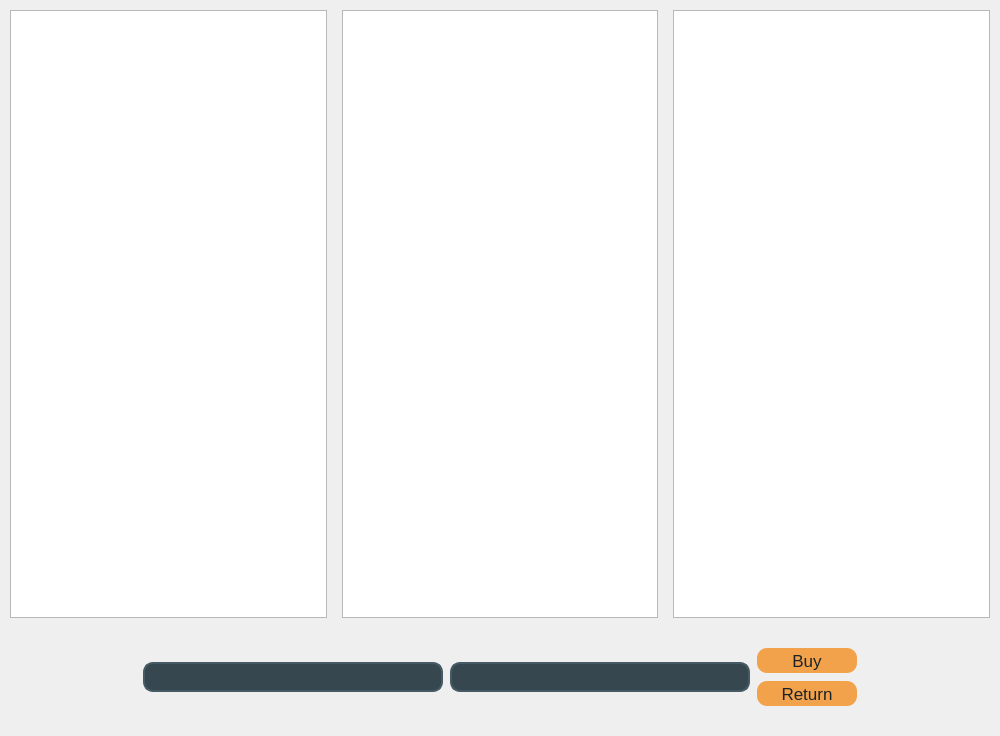
Above: Lab2/Lab2_proj/ClientPart/reserveticketsmenu.ui from BohdanGunko/clientServetTcpIp before the change. Below: the same form after it.
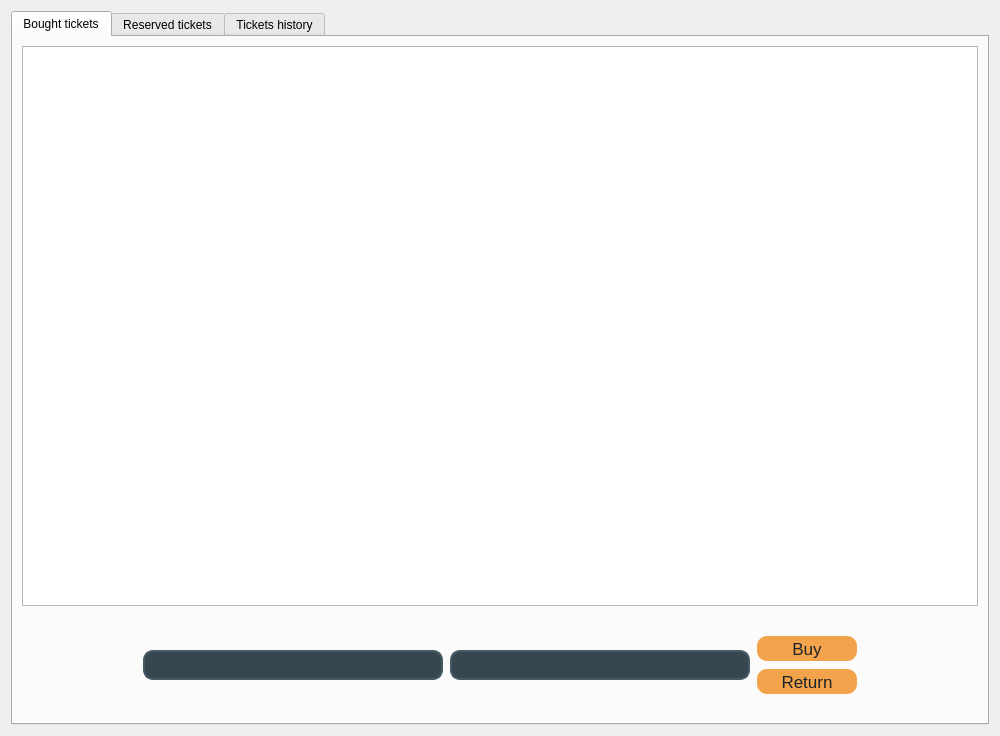
That is the form after the change.

Commit message: progress in view reserved tickets menu

The edit to the form file:
```diff
--- a/Lab2/Lab2_proj/ClientPart/reserveticketsmenu.ui
+++ b/Lab2/Lab2_proj/ClientPart/reserveticketsmenu.ui
@@ -114,21 +114,34 @@
 </string>
   </property>
   <layout class="QGridLayout" name="gridLayout_2">
-   <property name="leftMargin">
-    <number>10</number>
-   </property>
-   <property name="topMargin">
-    <number>10</number>
-   </property>
-   <property name="rightMargin">
-    <number>10</number>
-   </property>
-   <property name="bottomMargin">
-    <number>10</number>
-   </property>
-   <property name="spacing">
+   <item row="0" column="0">
+    <widget class="QTabWidget" name="tabWidget">
+     <property name="tabPosition">
+      <enum>QTabWidget::North</enum>
+     </property>
+     <property name="tabShape">
+      <enum>QTabWidget::Rounded</enum>
+     </property>
+     <property name="currentIndex">
     <number>0</number>
    </property>
+     <property name="elideMode">
+      <enum>Qt::ElideNone</enum>
+     </property>
+     <property name="usesScrollButtons">
+      <bool>true</bool>
+     </property>
+     <property name="tabsClosable">
+      <bool>false</bool>
+     </property>
+     <property name="tabBarAutoHide">
+      <bool>false</bool>
+     </property>
+     <widget class="QWidget" name="tab">
+      <attribute name="title">
+       <string>Bought tickets</string>
+      </attribute>
+      <layout class="QGridLayout" name="gridLayout_5">
    <item row="0" column="0">
     <layout class="QGridLayout" name="gridLayout">
      <property name="horizontalSpacing">
@@ -137,16 +150,8 @@
      <property name="verticalSpacing">
       <number>0</number>
      </property>
-     <item row="0" column="1">
-      <widget class="QTableView" name="reservedTicketsTable"/>
-     </item>
-     <item row="0" column="2">
-      <widget class="QTableView" name="unActiveTicketsTable"/>
-     </item>
      <item row="0" column="0">
-      <widget class="QTableView" name="activeTicketsTable"/>
-     </item>
-    </layout>
+          <widget class="QTableView" name="boughtTicketsTable"/>
    </item>
    <item row="1" column="0">
     <layout class="QGridLayout" name="gridLayout_3">
@@ -263,6 +268,32 @@
       </spacer>
      </item>
     </layout>
+         </item>
+        </layout>
+       </item>
+      </layout>
+     </widget>
+     <widget class="QWidget" name="tab_2">
+      <attribute name="title">
+       <string>Reserved tickets</string>
+      </attribute>
+      <layout class="QGridLayout" name="gridLayout_6">
+       <item row="0" column="0">
+        <widget class="QTableView" name="reservedTicketsTable"/>
+       </item>
+      </layout>
+     </widget>
+     <widget class="QWidget" name="tab_3">
+      <attribute name="title">
+       <string>Tickets history</string>
+      </attribute>
+      <layout class="QGridLayout" name="gridLayout_7">
+       <item row="0" column="0">
+        <widget class="QTableView" name="unActiveTicketsTable"/>
+       </item>
+      </layout>
+     </widget>
+    </widget>
    </item>
   </layout>
  </widget>
```
Lines whose indentation alone changed are shown as unchanged. The commit also changes 16 other files.
